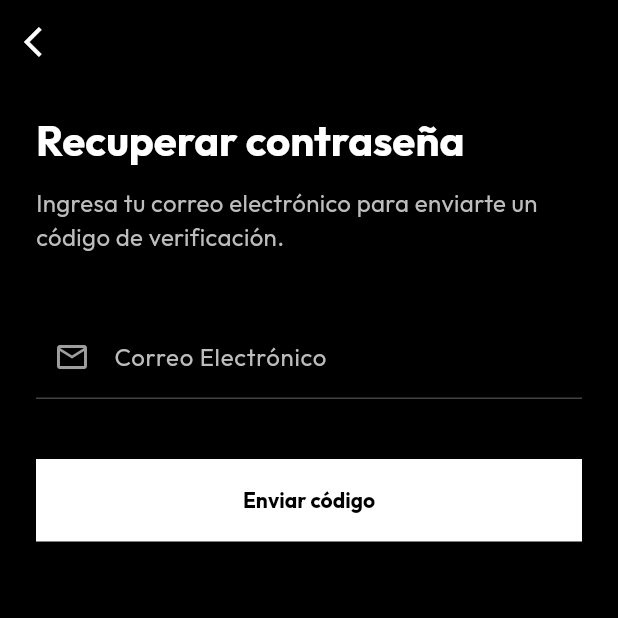
After one commit to JosRg14/nexoAppMovil, a Flutter app: the screen it shows after launch, after a tap on "¿Olvidaste tu contraseña?", on a phone screen of 412 x 824 dp, the top half of it. The commit adds this screen. Run offline on Flutter 3.47's test engine with Material 3 defaults, Android fonts, the phone set to English and light mode, and no system bars; our stand-ins replace dio, google_fonts, image_picker, shared_preferences.

Commit message:
Recuperación de Contraseñas

```diff
--- a/lib/presentation/screens/auth/check_auth_screen.dart
+++ b/lib/presentation/screens/auth/check_auth_screen.dart
@@ -76,9 +76,9 @@ class _CheckAuthScreenState extends State<CheckAuthScreen> {
 
   @override
   Widget build(BuildContext context) {
-    // Esta es la pantalla que se ve mientras decide (un simple loading)
+    // Pantalla que se ve mientras decide
     return const Scaffold(
-      backgroundColor: Colors.black, // O el color principal de tu app
+      backgroundColor: Colors.black,
       body: Center(child: CircularProgressIndicator(color: Colors.white)),
     );
   }
--- /dev/null
+++ b/lib/presentation/screens/auth/forgot_password_screen.dart
@@ -0,0 +1,147 @@
+import 'package:dio/dio.dart';
+import 'package:flutter/material.dart';
+import 'package:nexoappapp/presentation/screens/auth/login_screen.dart';
+import 'package:nexoappapp/presentation/screens/auth/otp_screen.dart';
+import 'package:nexoappapp/api_connect/auth_service.dart';
+
+class ForgotPasswordScreen extends StatefulWidget {
+  const ForgotPasswordScreen({super.key});
+
+  @override
+  State<ForgotPasswordScreen> createState() => _ForgotPasswordScreenState();
+}
+
+class _ForgotPasswordScreenState extends State<ForgotPasswordScreen> {
+  final TextEditingController emailController = TextEditingController();
+  bool _isLoading = false;
+
+  // Validación de correo
+  bool _isEmailValid(String email) {
+    if (email.contains(' ')) return false;
+    final emailRegExp = RegExp(r"^[a-zA-Z0-9.]+@[a-zA-Z0-9]+\.[a-zA-Z]+");
+    return emailRegExp.hasMatch(email);
+  }
+
+  Future<void> _handleSendCode() async {
+    final String email = emailController.text.trim();
+
+    if (email.isEmpty || !_isEmailValid(email)) {
+      _showMessage("Ingresa un correo válido sin espacios.");
+      return;
+    }
+
+    setState(() => _isLoading = true);
+
+    try {
+      final api = ApiConnect();
+      await api.forgotPassword(email);
+
+      // Si la API responde 200 (éxito), avanzamos
+      _proceedToOtp(email);
+    } catch (e) {
+      // Si el error es 422 (falla de validación porque el correo no existe)
+      if (e is DioException && e.response?.statusCode == 422) {
+        _proceedToOtp(email); // Fingimos éxito y avanzamos igual
+      } else {
+        // Solo mostramos error si realmente se cayó el internet o el servidor
+        _showMessage(
+          "No se logró conectar al servidor. Comprueba tu conexión o inténtalo más tarde.",
+        );
+      }
+    } finally {
+      if (mounted) setState(() => _isLoading = false);
+    }
+  }
+
+  // Nueva función para manejar la redirección limpia
+  void _proceedToOtp(String email) {
+    if (!mounted) return;
+
+    _showMessage(
+      "Si el correo está registrado, se enviará un código de verificación.",
+    );
+
+    Navigator.pushReplacement(
+      context,
+      MaterialPageRoute(builder: (context) => OtpScreen(email: email)),
+    );
+  }
+
+  void _showMessage(String msg) {
+    ScaffoldMessenger.of(context).showSnackBar(SnackBar(content: Text(msg)));
+  }
+
+  @override
+  Widget build(BuildContext context) {
+    return Scaffold(
+      backgroundColor: const Color(0xFF000000),
+      appBar: AppBar(
+        backgroundColor: Colors.transparent,
+        elevation: 0,
+        leading: IconButton(
+          icon: const Icon(Icons.arrow_back_ios, color: Colors.white),
+          onPressed: () {
+            Navigator.pushReplacement(
+              context,
+              MaterialPageRoute(builder: (context) => LoginScreen()),
+            );
+          },
+        ),
+      ),
+      body: Padding(
+        padding: const EdgeInsets.symmetric(horizontal: 24.0),
+        child: Column(
+          crossAxisAlignment: CrossAxisAlignment.start,
+          children: [
+            const SizedBox(height: 20),
+            Text(
+              'Recuperar contraseña',
+              style: Theme.of(context).textTheme.headlineMedium?.copyWith(
+                color: Colors.white,
+                fontWeight: FontWeight.bold,
+              ),
+            ),
+            const SizedBox(height: 12),
+            Text(
+              'Ingresa tu correo electrónico para enviarte un código de verificación.',
+              style: TextStyle(color: Colors.grey[400], fontSize: 16),
+            ),
+            const SizedBox(height: 40),
+
+            // Campo de Email
+            TextField(
+              controller: emailController,
+              style: const TextStyle(color: Colors.white),
+              keyboardType: TextInputType.emailAddress,
+              decoration: const InputDecoration(
+                labelText: 'Correo Electrónico',
+                prefixIcon: Icon(Icons.email_outlined, color: Colors.grey),
+              ),
+            ),
+
+            const SizedBox(height: 40),
+
+            // Botón de Enviar
+            SizedBox(
+              width: double.infinity,
+              height: 55,
+              child: ElevatedButton(
+                onPressed: _isLoading ? null : _handleSendCode,
+                child: _isLoading
+                    ? const SizedBox(
+                        height: 20,
+                        width: 20,
+                        child: CircularProgressIndicator(
+                          strokeWidth: 2,
+                          color: Colors.black,
+                        ),
+                      )
+                    : const Text('Enviar código'),
+              ),
+            ),
+          ],
+        ),
+      ),
+    );
+  }
+}
--- a/lib/presentation/screens/auth/login_screen.dart
+++ b/lib/presentation/screens/auth/login_screen.dart
@@ -4,6 +4,7 @@ import 'package:nexoappapp/presentation/screens/barber/appointments_screen.dart'
 import 'package:nexoappapp/presentation/screens/dashboard/dashboard_screen.dart';
 import 'package:nexoappapp/presentation/screens/dashboard/super_user_dashboard_screen.dart';
 import 'package:shared_preferences/shared_preferences.dart';
+import 'package:nexoappapp/presentation/screens/auth/forgot_password_screen.dart';
 
 class LoginScreen extends StatefulWidget {
   const LoginScreen({super.key});
@@ -36,7 +37,7 @@ class _LoginScreenState extends State<LoginScreen> {
                 children: [
                   // 1. Header Area
                   Container(
-                    height: size.height * 0.30,
+                    height: size.height * 0.20,
                     width: double.infinity,
                     decoration: const BoxDecoration(
                       gradient: LinearGradient(
@@ -110,6 +111,10 @@ class _LoginScreenState extends State<LoginScreen> {
                           style: const TextStyle(color: Colors.white),
                           decoration: InputDecoration(
                             labelText: 'Contraseña',
+                            prefixIcon: Icon(
+                              Icons.password,
+                              color: Colors.grey,
+                            ),
                             suffixIcon: IconButton(
                               icon: Icon(
                                 _obscurePassword
@@ -123,7 +128,35 @@ class _LoginScreenState extends State<LoginScreen> {
                             ),
                           ),
                         ),
-                        const SizedBox(height: 48),
+
+                        Align(
+                          alignment: Alignment.centerRight,
+                          child: TextButton(
+                            onPressed: () {
+                              Navigator.push(
+                                context,
+                                MaterialPageRoute(
+                                  builder: (context) =>
+                                      const ForgotPasswordScreen(),
+                                ),
+                              );
+                            },
+                            style: TextButton.styleFrom(
+                              padding: EdgeInsets.zero,
+                            ),
+                            child: Text(
+                              '¿Olvidaste tu contraseña?',
+                              style: TextStyle(
+                                color: Colors.grey[400],
+                                fontSize: 13,
+                                fontWeight: FontWeight.w500,
+                                decoration: TextDecoration.underline,
+                              ),
+                            ),
+                          ),
+                        ),
+
+                        const SizedBox(height: 32),
 
                         // Login Button
                         SizedBox(
```
Also changed, not shown: lib/api_connect/auth_service.dart (+73 -2 lines), lib/presentation/screens/auth/otp_screen.dart (added, +212 -0 lines), lib/presentation/screens/auth/reset_password_screen.dart (added, +205 -0 lines).
